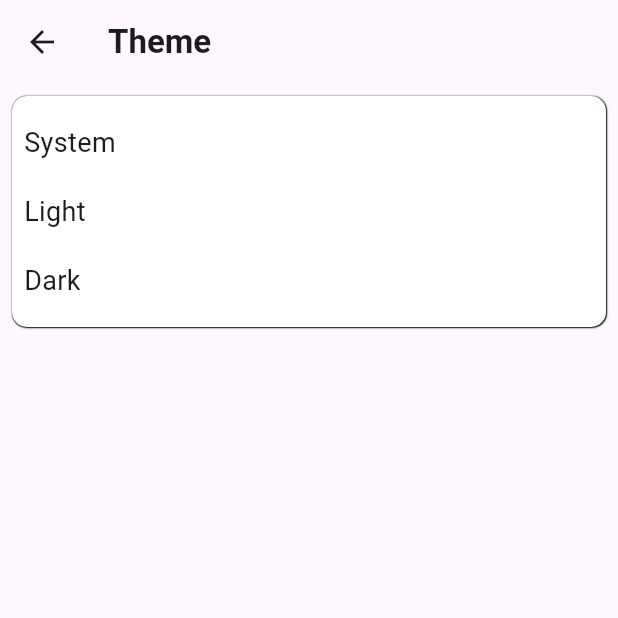
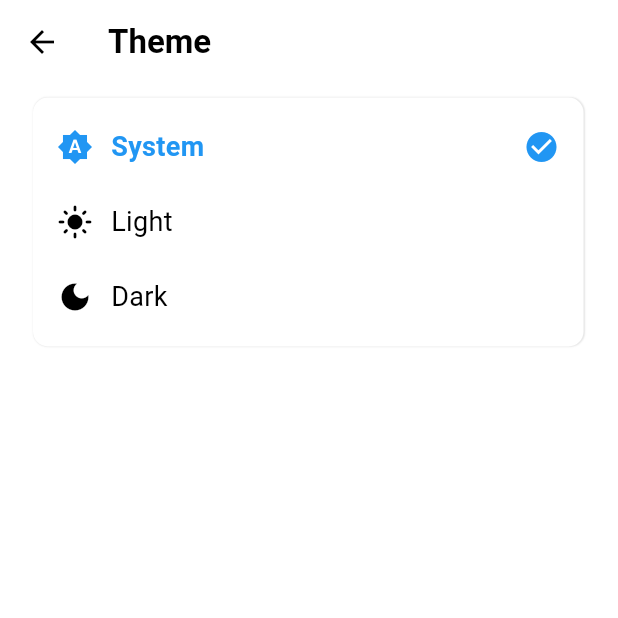
Before and after one commit to wahab499/Habit-Tracker-Flutter-App, a Flutter app: the screen it shows after launch, after a tap on the "settings" icon, after a tap on "Theme", on a phone screen of 412 x 824 dp, the top half of it. Run offline on Flutter 3.47's test engine with Material 3 defaults, Android fonts, the phone set to English and light mode, and no system bars; our stand-ins replace get, shared_preferences, toggle_switch.

Commit message:
light and dark mood

```diff
--- a/lib/main.dart
+++ b/lib/main.dart
@@ -1,21 +1,54 @@
 import 'package:flutter/material.dart';
+import 'package:get/get.dart';
 import 'package:habit_chain/screens/homescreen.dart';
+import 'package:habit_chain/service/habit_service.dart';
+import 'package:habit_chain/theme_provider.dart';
 
 void main() {
+  // Initialize GetX controllers
+  Get.put(ThemeController());
+  Get.put(HabitController());
+
   runApp(MyApp());
 }
 
 class MyApp extends StatelessWidget {
   @override
   Widget build(BuildContext context) {
-    return MaterialApp(
+    final ThemeController themeController = Get.find<ThemeController>();
+
+    return Obx(() {
+      // Access the observable to trigger rebuilds
+      final _ = themeController.themeMode;
+
+      return GetMaterialApp(
         title: 'Habit Chain',
         theme: ThemeData(
-        primarySwatch: Colors.blue,
+          //primarySwatch: Colors.blue,
           useMaterial3: true,
+          brightness: Brightness.light,
+          colorScheme: ColorScheme.light(
+            primary: Colors.blue,
+            onPrimary: Colors.white,
+            surface: Colors.white,
+            onSurface: Colors.black, // Dark text on light background
           ),
+        ),
+        darkTheme: ThemeData(
+          //primarySwatch: Colors.blue,
+          useMaterial3: true,
+          brightness: Brightness.dark,
+          colorScheme: ColorScheme.dark(
+            primary: Colors.blue,
+            onPrimary: Colors.white,
+            surface: Colors.grey[900]!,
+            onSurface: Colors.white, // Light text on dark background
+          ),
+        ),
+        themeMode: themeController.themeMode,
         home: const Homescreen(),
         debugShowCheckedModeBanner: false,
       );
+    });
   }
 }
--- a/lib/settings/theme.dart
+++ b/lib/settings/theme.dart
@@ -1,63 +1,79 @@
 import 'package:flutter/material.dart';
+import 'package:get/get.dart';
+import 'package:habit_chain/theme_provider.dart';
 
 class Thememode extends StatelessWidget {
   const Thememode({super.key});
 
   @override
   Widget build(BuildContext context) {
+    final ThemeController themeController = Get.find<ThemeController>();
     return Scaffold(
       appBar: AppBar(
-          title: Text(
+        title: const Text(
           'Theme',
           style: TextStyle(fontWeight: FontWeight.w600),
         ),
       ),
-        body: Column(children: [
-          Column(
+      body: Obx(() {
+        final currentTheme = themeController.themeMode;
+
+        return Padding(
+          padding: const EdgeInsets.symmetric(horizontal: 8),
+          child: Container(
+            padding: EdgeInsets.symmetric(horizontal: 5),
+            height: 200,
+            width: 395,
+            decoration: BoxDecoration(
+                border: Border.all(color: Colors.white),
+                borderRadius: BorderRadius.circular(10)),
+            child: Column(
               children: [
                 Padding(
                   padding: const EdgeInsets.all(8.0),
                   child: Container(
                     decoration: BoxDecoration(
                       borderRadius: BorderRadius.circular(10),
-                      color: Colors.white,
-                      boxShadow: const [
+                      color: Theme.of(context).cardColor,
+                      boxShadow: [
                         BoxShadow(
-                          color: Colors.black, offset: Offset(0.5, 0.1),
-                          spreadRadius: 0.1, // How much the shadow expands
+                          color: Colors.black.withValues(alpha: 0.1),
+                          offset: const Offset(0.5, 0.1),
+                          spreadRadius: 0.1,
                           blurRadius: 0.1,
                         )
-                      ]),
-                  child: const Padding(
-                    padding: EdgeInsets.all(8.0),
+                      ],
+                    ),
+                    child: Padding(
+                      padding: const EdgeInsets.all(8.0),
                       child: Column(
                         children: [
-                        Padding(
-                          padding: EdgeInsets.symmetric(vertical: 10),
-                          child: Row(
-                            mainAxisAlignment: MainAxisAlignment.spaceBetween,
-                            children: [
-                              Text('System', style: TextStyle(fontSize: 18)),
-                            ],
+                          _buildThemeOption(
+                            context: context,
+                            title: 'System',
+                            themeMode: ThemeMode.system,
+                            currentTheme: currentTheme,
+                            icon: Icons.brightness_auto,
+                            onTap: () =>
+                                themeController.setThemeMode(ThemeMode.system),
                           ),
+                          _buildThemeOption(
+                            context: context,
+                            title: 'Light',
+                            themeMode: ThemeMode.light,
+                            currentTheme: currentTheme,
+                            icon: Icons.light_mode,
+                            onTap: () =>
+                                themeController.setThemeMode(ThemeMode.light),
                           ),
-                        Padding(
-                          padding: EdgeInsets.symmetric(vertical: 10),
-                          child: Row(
-                            mainAxisAlignment: MainAxisAlignment.spaceBetween,
-                            children: [
-                              Text('Light', style: TextStyle(fontSize: 18)),
-                            ],
-                          ),
-                        ),
-                        Padding(
-                          padding: EdgeInsets.symmetric(vertical: 10),
-                          child: Row(
-                            mainAxisAlignment: MainAxisAlignment.start,
-                            children: [
-                              Text('Dark', style: TextStyle(fontSize: 18)),
-                            ],
-                          ),
+                          _buildThemeOption(
+                            context: context,
+                            title: 'Dark',
+                            themeMode: ThemeMode.dark,
+                            currentTheme: currentTheme,
+                            icon: Icons.dark_mode,
+                            onTap: () =>
+                                themeController.setThemeMode(ThemeMode.dark),
                           ),
                         ],
                       ),
@@ -66,6 +82,60 @@ class Thememode extends StatelessWidget {
                 ),
               ],
             ),
-        ]));
+          ),
+        );
+      }),
+    );
+  }
+
+  Widget _buildThemeOption({
+    required BuildContext context,
+    required String title,
+    required ThemeMode themeMode,
+    required ThemeMode currentTheme,
+    required IconData icon,
+    required VoidCallback onTap,
+  }) {
+    final isSelected = currentTheme == themeMode;
+
+    return InkWell(
+      onTap: onTap,
+      borderRadius: BorderRadius.circular(8),
+      child: Padding(
+        padding: const EdgeInsets.symmetric(vertical: 12, horizontal: 8),
+        child: Row(
+          mainAxisAlignment: MainAxisAlignment.spaceBetween,
+          children: [
+            Row(
+              children: [
+                Icon(
+                  icon,
+                  color: isSelected
+                      ? Theme.of(context).primaryColor
+                      : Theme.of(context).textTheme.bodyLarge?.color,
+                ),
+                const SizedBox(width: 12),
+                Text(
+                  title,
+                  style: TextStyle(
+                    fontSize: 18,
+                    fontWeight:
+                        isSelected ? FontWeight.w600 : FontWeight.normal,
+                    color: isSelected
+                        ? Theme.of(context).primaryColor
+                        : Theme.of(context).textTheme.bodyLarge?.color,
+                  ),
+                ),
+              ],
+            ),
+            if (isSelected)
+              Icon(
+                Icons.check_circle,
+                color: Theme.of(context).primaryColor,
+              ),
+          ],
+        ),
+      ),
+    );
   }
 }
--- /dev/null
+++ b/lib/theme_provider.dart
@@ -0,0 +1,72 @@
+import 'package:flutter/material.dart';
+import 'package:get/get.dart';
+import 'package:shared_preferences/shared_preferences.dart';
+
+class ThemeController extends GetxController {
+  final Rx<ThemeMode> _themeMode = ThemeMode.system.obs;
+  static const String _themeKey = 'theme_mode';
+
+  ThemeMode get themeMode => _themeMode.value;
+
+  @override
+  void onInit() {
+    super.onInit();
+    _loadTheme();
+  }
+
+  Future<void> _loadTheme() async {
+    try {
+      final prefs = await SharedPreferences.getInstance();
+      final themeString = prefs.getString(_themeKey) ?? 'system';
+      setThemeFromString(themeString);
+    } catch (e) {
+      // If loading fails, use system default
+      _themeMode.value = ThemeMode.system;
+    }
+  }
+
+  Future<void> setThemeMode(ThemeMode mode) async {
+    _themeMode.value = mode;
+    await _saveTheme(mode);
+    Get.changeThemeMode(mode);
+  }
+
+  Future<void> setThemeFromString(String theme) async {
+    ThemeMode mode;
+    switch (theme) {
+      case 'light':
+        mode = ThemeMode.light;
+        break;
+      case 'dark':
+        mode = ThemeMode.dark;
+        break;
+      case 'system':
+      default:
+        mode = ThemeMode.system;
+        break;
+    }
+    _themeMode.value = mode;
+    await _saveTheme(mode);
+    Get.changeThemeMode(mode);
+  }
+
+  Future<void> _saveTheme(ThemeMode mode) async {
+    try {
+      final prefs = await SharedPreferences.getInstance();
+      await prefs.setString(_themeKey, getThemeString());
+    } catch (e) {
+      // Handle error silently
+    }
+  }
+
+  String getThemeString() {
+    switch (_themeMode.value) {
+      case ThemeMode.light:
+        return 'light';
+      case ThemeMode.dark:
+        return 'dark';
+      case ThemeMode.system:
+        return 'system';
+    }
+  }
+}
--- a/pubspec.yaml
+++ b/pubspec.yaml
@@ -13,6 +13,7 @@ dependencies:
     sdk: flutter
   shared_preferences: ^2.2.2
   toggle_switch: ^2.3.0
+  get: ^4.6.6
 
 dev_dependencies:
   flutter_test:
```
Also changed, not shown: lib/screens/add_habit.dart (+5 -8 lines), lib/screens/homescreen.dart (+42 -121 lines), lib/service/habit_service.dart (+88 -24 lines), lib/settings/general.dart (+9 -3 lines), pubspec.lock. Lines whose indentation alone changed are shown as unchanged.
